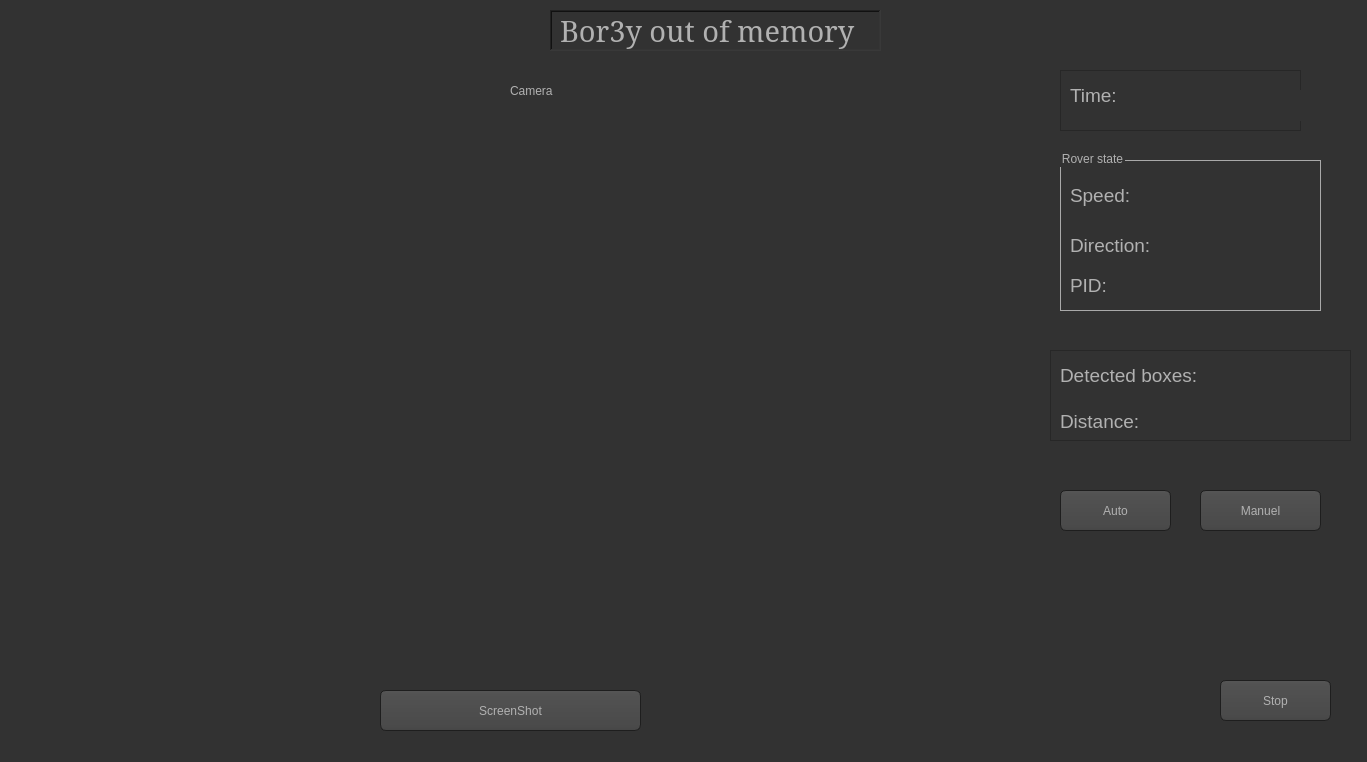
This is Ros2_ws/src/gui/gui/ui/rover_main.ui in youssef1404/Cleaning_Robot_Project as Qt 5 draws it before an edit. The edited form follows.
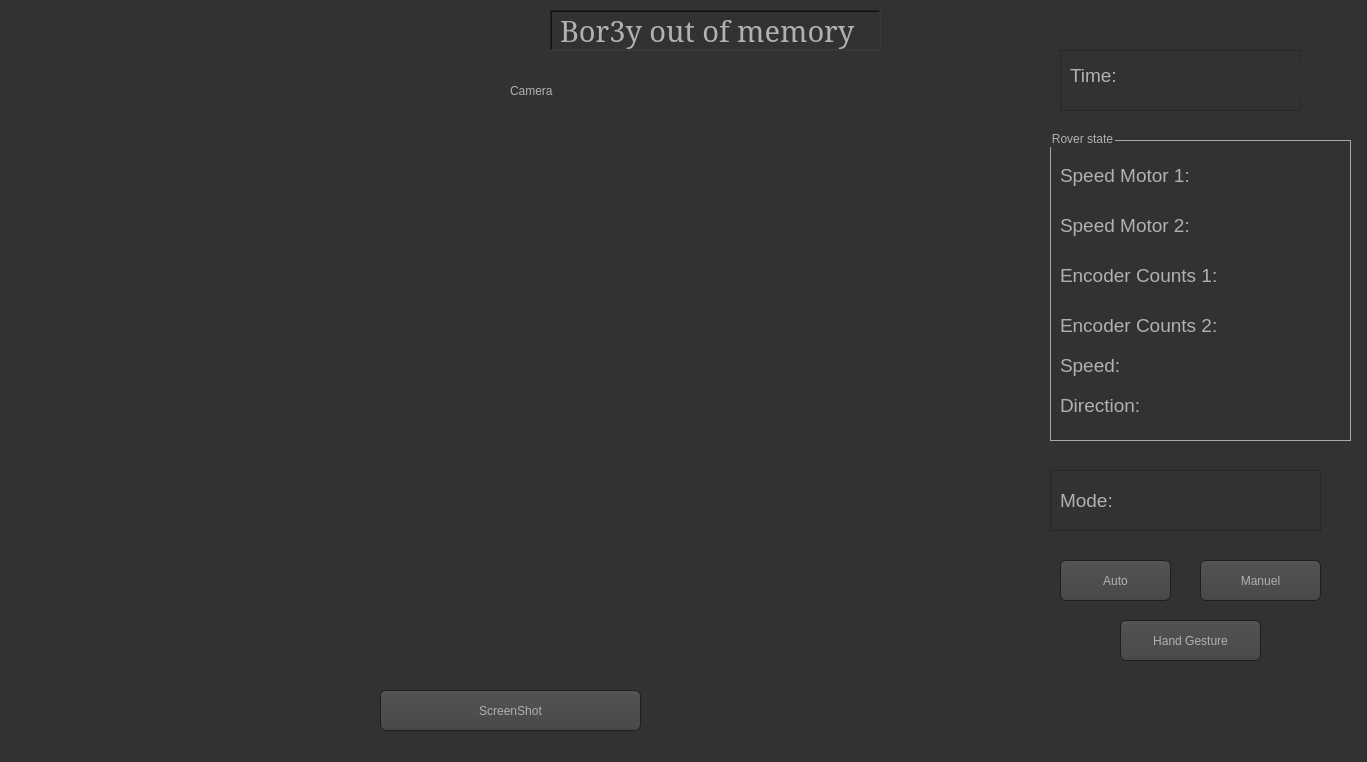
This is the edited form. Icons and pictures are not drawn.

```diff
--- a/Ros2_ws/src/gui/gui/ui/rover_main.ui
+++ b/Ros2_ws/src/gui/gui/ui/rover_main.ui
@@ -983,10 +983,10 @@
   <widget class="QGroupBox" name="groupBox">
    <property name="geometry">
     <rect>
-     <x>1060</x>
-     <y>150</y>
-     <width>261</width>
-     <height>161</height>
+     <x>1050</x>
+     <y>130</y>
+     <width>301</width>
+     <height>311</height>
     </rect>
    </property>
    <property name="title">
@@ -997,7 +997,7 @@
      <rect>
       <x>10</x>
       <y>30</y>
-      <width>71</width>
+      <width>131</width>
       <height>31</height>
      </rect>
     </property>
@@ -1007,13 +1007,13 @@
      </font>
     </property>
     <property name="text">
-     <string>Speed:</string>
+     <string>Speed Motor 1:</string>
     </property>
    </widget>
-   <widget class="QLabel" name="speed_label_2">
+   <widget class="QLabel" name="speed_label_1">
     <property name="geometry">
      <rect>
-      <x>100</x>
+      <x>160</x>
       <y>30</y>
       <width>111</width>
       <height>31</height>
@@ -1033,7 +1033,133 @@
      <rect>
       <x>10</x>
       <y>80</y>
-      <width>101</width>
+      <width>131</width>
+      <height>31</height>
+     </rect>
+    </property>
+    <property name="font">
+     <font>
+      <pointsize>14</pointsize>
+     </font>
+    </property>
+    <property name="text">
+     <string>Speed Motor 2:</string>
+    </property>
+   </widget>
+   <widget class="QLabel" name="speed_label_2">
+    <property name="geometry">
+     <rect>
+      <x>160</x>
+      <y>80</y>
+      <width>131</width>
+      <height>31</height>
+     </rect>
+    </property>
+    <property name="font">
+     <font>
+      <pointsize>13</pointsize>
+     </font>
+    </property>
+    <property name="text">
+     <string/>
+    </property>
+   </widget>
+   <widget class="QLabel" name="label_11">
+    <property name="geometry">
+     <rect>
+      <x>10</x>
+      <y>130</y>
+      <width>161</width>
+      <height>31</height>
+     </rect>
+    </property>
+    <property name="font">
+     <font>
+      <pointsize>14</pointsize>
+     </font>
+    </property>
+    <property name="text">
+     <string>Encoder Counts 1:</string>
+    </property>
+   </widget>
+   <widget class="QLabel" name="label_12">
+    <property name="geometry">
+     <rect>
+      <x>10</x>
+      <y>180</y>
+      <width>161</width>
+      <height>31</height>
+     </rect>
+    </property>
+    <property name="font">
+     <font>
+      <pointsize>14</pointsize>
+     </font>
+    </property>
+    <property name="text">
+     <string>Encoder Counts 2:</string>
+    </property>
+   </widget>
+   <widget class="QLabel" name="count_label_1">
+    <property name="geometry">
+     <rect>
+      <x>170</x>
+      <y>130</y>
+      <width>121</width>
+      <height>31</height>
+     </rect>
+    </property>
+    <property name="font">
+     <font>
+      <pointsize>13</pointsize>
+     </font>
+    </property>
+    <property name="text">
+     <string/>
+    </property>
+   </widget>
+   <widget class="QLabel" name="count_label_2">
+    <property name="geometry">
+     <rect>
+      <x>170</x>
+      <y>180</y>
+      <width>121</width>
+      <height>31</height>
+     </rect>
+    </property>
+    <property name="font">
+     <font>
+      <pointsize>13</pointsize>
+     </font>
+    </property>
+    <property name="text">
+     <string/>
+    </property>
+   </widget>
+   <widget class="QLabel" name="label_14">
+    <property name="geometry">
+     <rect>
+      <x>10</x>
+      <y>220</y>
+      <width>71</width>
+      <height>31</height>
+     </rect>
+    </property>
+    <property name="font">
+     <font>
+      <pointsize>14</pointsize>
+     </font>
+    </property>
+    <property name="text">
+     <string>Speed:</string>
+    </property>
+   </widget>
+   <widget class="QLabel" name="label_15">
+    <property name="geometry">
+     <rect>
+      <x>10</x>
+      <y>260</y>
+      <width>91</width>
       <height>31</height>
      </rect>
     </property>
@@ -1046,128 +1172,37 @@
      <string>Direction:</string>
     </property>
    </widget>
+   <widget class="QLabel" name="speed_label">
+    <property name="geometry">
+     <rect>
+      <x>80</x>
+      <y>220</y>
+      <width>121</width>
+      <height>31</height>
+     </rect>
+    </property>
+    <property name="font">
+     <font>
+      <pointsize>13</pointsize>
+     </font>
+    </property>
+    <property name="text">
+     <string/>
+    </property>
+   </widget>
    <widget class="QLabel" name="dir_label">
     <property name="geometry">
      <rect>
-      <x>110</x>
-      <y>80</y>
-      <width>141</width>
-      <height>31</height>
-     </rect>
-    </property>
-    <property name="font">
-     <font>
-      <pointsize>13</pointsize>
-     </font>
-    </property>
-    <property name="text">
-     <string/>
-    </property>
-   </widget>
-   <widget class="QLabel" name="label_12">
-    <property name="geometry">
-     <rect>
-      <x>10</x>
-      <y>120</y>
-      <width>71</width>
-      <height>31</height>
-     </rect>
-    </property>
-    <property name="font">
-     <font>
-      <pointsize>14</pointsize>
-     </font>
-    </property>
-    <property name="text">
-     <string>PID:</string>
-    </property>
-   </widget>
-   <widget class="QLabel" name="pid_label">
-    <property name="geometry">
-     <rect>
       <x>100</x>
-      <y>120</y>
-      <width>101</width>
+      <y>260</y>
+      <width>121</width>
       <height>31</height>
      </rect>
     </property>
-    <property name="text">
-     <string/>
-    </property>
-   </widget>
-  </widget>
-  <widget class="QFrame" name="frame_4">
-   <property name="geometry">
-    <rect>
-     <x>1050</x>
-     <y>350</y>
-     <width>301</width>
-     <height>91</height>
-    </rect>
-   </property>
-   <property name="frameShape">
-    <enum>QFrame::StyledPanel</enum>
-   </property>
-   <property name="frameShadow">
-    <enum>QFrame::Raised</enum>
-   </property>
-   <widget class="QLabel" name="label_8">
-    <property name="geometry">
-     <rect>
-      <x>10</x>
-      <y>10</y>
-      <width>141</width>
-      <height>31</height>
-     </rect>
-    </property>
     <property name="font">
      <font>
-      <pointsize>14</pointsize>
+      <pointsize>13</pointsize>
      </font>
-    </property>
-    <property name="text">
-     <string>Detected boxes:</string>
-    </property>
-   </widget>
-   <widget class="QLabel" name="box_label">
-    <property name="geometry">
-     <rect>
-      <x>180</x>
-      <y>16</y>
-      <width>91</width>
-      <height>31</height>
-     </rect>
-    </property>
-    <property name="text">
-     <string/>
-    </property>
-   </widget>
-   <widget class="QLabel" name="label_10">
-    <property name="geometry">
-     <rect>
-      <x>10</x>
-      <y>61</y>
-      <width>111</width>
-      <height>20</height>
-     </rect>
-    </property>
-    <property name="font">
-     <font>
-      <pointsize>14</pointsize>
-     </font>
-    </property>
-    <property name="text">
-     <string>Distance:</string>
-    </property>
-   </widget>
-   <widget class="QLabel" name="dis_label">
-    <property name="geometry">
-     <rect>
-      <x>150</x>
-      <y>50</y>
-      <width>91</width>
-      <height>31</height>
-     </rect>
     </property>
     <property name="text">
      <string/>
@@ -1665,7 +1700,7 @@
    <property name="geometry">
     <rect>
      <x>1200</x>
-     <y>490</y>
+     <y>560</y>
      <width>121</width>
      <height>41</height>
     </rect>
@@ -1690,7 +1725,7 @@
    <property name="geometry">
     <rect>
      <x>1060</x>
-     <y>490</y>
+     <y>560</y>
      <width>111</width>
      <height>41</height>
     </rect>
@@ -1715,7 +1750,7 @@
    <property name="geometry">
     <rect>
      <x>1060</x>
-     <y>70</y>
+     <y>50</y>
      <width>241</width>
      <height>61</height>
     </rect>
@@ -1730,9 +1765,9 @@
     <property name="geometry">
      <rect>
       <x>70</x>
-      <y>20</y>
+      <y>10</y>
       <width>171</width>
-      <height>31</height>
+      <height>41</height>
      </rect>
     </property>
     <property name="font">
@@ -1763,31 +1798,6 @@
     </property>
    </widget>
   </widget>
-  <widget class="QPushButton" name="stop_button">
-   <property name="geometry">
-    <rect>
-     <x>1220</x>
-     <y>680</y>
-     <width>111</width>
-     <height>41</height>
-    </rect>
-   </property>
-   <property name="font">
-    <font>
-     <family>Ubuntu</family>
-     <pointsize>-1</pointsize>
-     <weight>50</weight>
-     <italic>false</italic>
-     <bold>false</bold>
-    </font>
-   </property>
-   <property name="mouseTracking">
-    <bool>true</bool>
-   </property>
-   <property name="text">
-    <string>Stop</string>
-   </property>
-  </widget>
   <widget class="QLabel" name="label">
    <property name="geometry">
     <rect>
@@ -1819,6 +1829,78 @@
     <string>ScreenShot</string>
    </property>
   </widget>
+  <widget class="QFrame" name="frame_6">
+   <property name="geometry">
+    <rect>
+     <x>1050</x>
+     <y>470</y>
+     <width>271</width>
+     <height>61</height>
+    </rect>
+   </property>
+   <property name="frameShape">
+    <enum>QFrame::StyledPanel</enum>
+   </property>
+   <property name="frameShadow">
+    <enum>QFrame::Raised</enum>
+   </property>
+   <widget class="QLabel" name="label_13">
+    <property name="geometry">
+     <rect>
+      <x>10</x>
+      <y>10</y>
+      <width>81</width>
+      <height>41</height>
+     </rect>
+    </property>
+    <property name="font">
+     <font>
+      <pointsize>14</pointsize>
+     </font>
+    </property>
+    <property name="text">
+     <string>Mode:</string>
+    </property>
+   </widget>
+   <widget class="QLabel" name="mode_label">
+    <property name="geometry">
+     <rect>
+      <x>110</x>
+      <y>10</y>
+      <width>131</width>
+      <height>41</height>
+     </rect>
+    </property>
+    <property name="text">
+     <string/>
+    </property>
+   </widget>
+  </widget>
+  <widget class="QPushButton" name="hand_button">
+   <property name="geometry">
+    <rect>
+     <x>1120</x>
+     <y>620</y>
+     <width>141</width>
+     <height>41</height>
+    </rect>
+   </property>
+   <property name="font">
+    <font>
+     <family>Ubuntu</family>
+     <pointsize>-1</pointsize>
+     <weight>50</weight>
+     <italic>false</italic>
+     <bold>false</bold>
+    </font>
+   </property>
+   <property name="mouseTracking">
+    <bool>true</bool>
+   </property>
+   <property name="text">
+    <string>Hand Gesture</string>
+   </property>
+  </widget>
  </widget>
  <resources/>
  <connections/>
```
